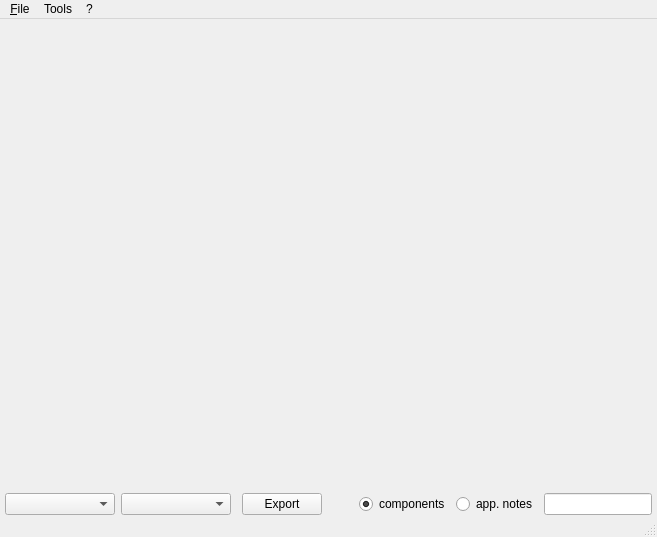
Before: the Qt Designer form gui/mainwindow.ui in coskunergan/Component-Organizer, drawn with Qt 5.
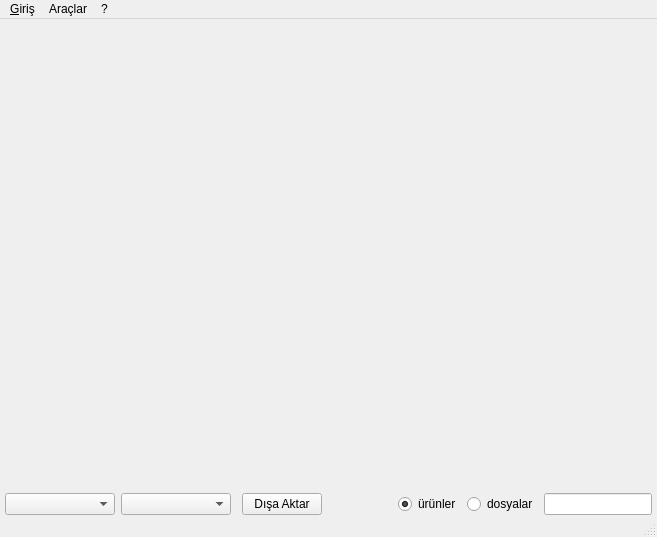
After: the same form once the commit is applied. Icons and pictures are not drawn.

Patch:
```diff
--- a/gui/mainwindow.ui
+++ b/gui/mainwindow.ui
@@ -150,7 +150,7 @@
         <item>
          <widget class="QPushButton" name="Export_pushButton">
           <property name="text">
-           <string>Export</string>
+           <string>Dışa Aktar</string>
           </property>
          </widget>
         </item>
@@ -179,7 +179,7 @@
            <string/>
           </property>
           <property name="text">
-           <string>components</string>
+           <string>ürünler</string>
           </property>
           <property name="checked">
            <bool>true</bool>
@@ -192,7 +192,7 @@
            <string>View Application Notes</string>
           </property>
           <property name="text">
-           <string>app. notes</string>
+           <string>dosyalar</string>
           </property>
          </widget>
         </item>
@@ -247,12 +247,12 @@
      <x>0</x>
      <y>0</y>
      <width>657</width>
-     <height>21</height>
+     <height>20</height>
     </rect>
    </property>
    <widget class="QMenu" name="menuFile">
     <property name="title">
-     <string>&amp;File</string>
+     <string>&amp;Giriş</string>
     </property>
     <widget class="QMenu" name="menuAdd_new">
      <property name="title">
@@ -267,7 +267,7 @@
    </widget>
    <widget class="QMenu" name="menuTools">
     <property name="title">
-     <string>Tools</string>
+     <string>Araçlar</string>
     </property>
     <addaction name="actionSettings"/>
    </widget>
```
Left out of the diff: 16 changed lines with no effect on the pictures.
